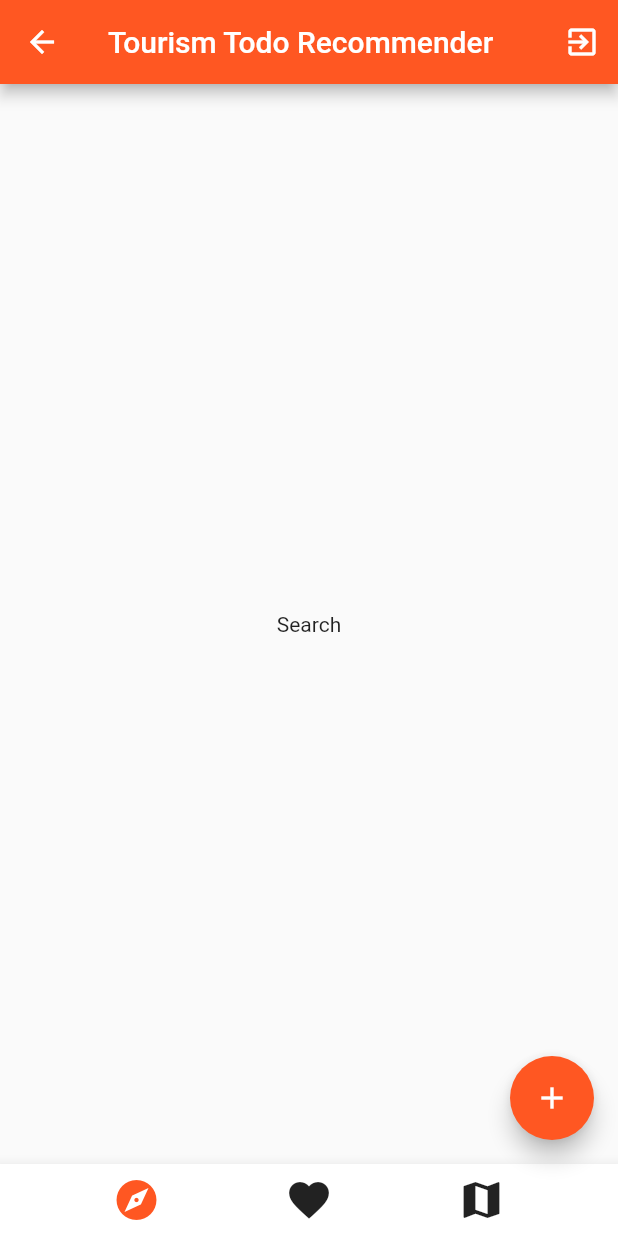
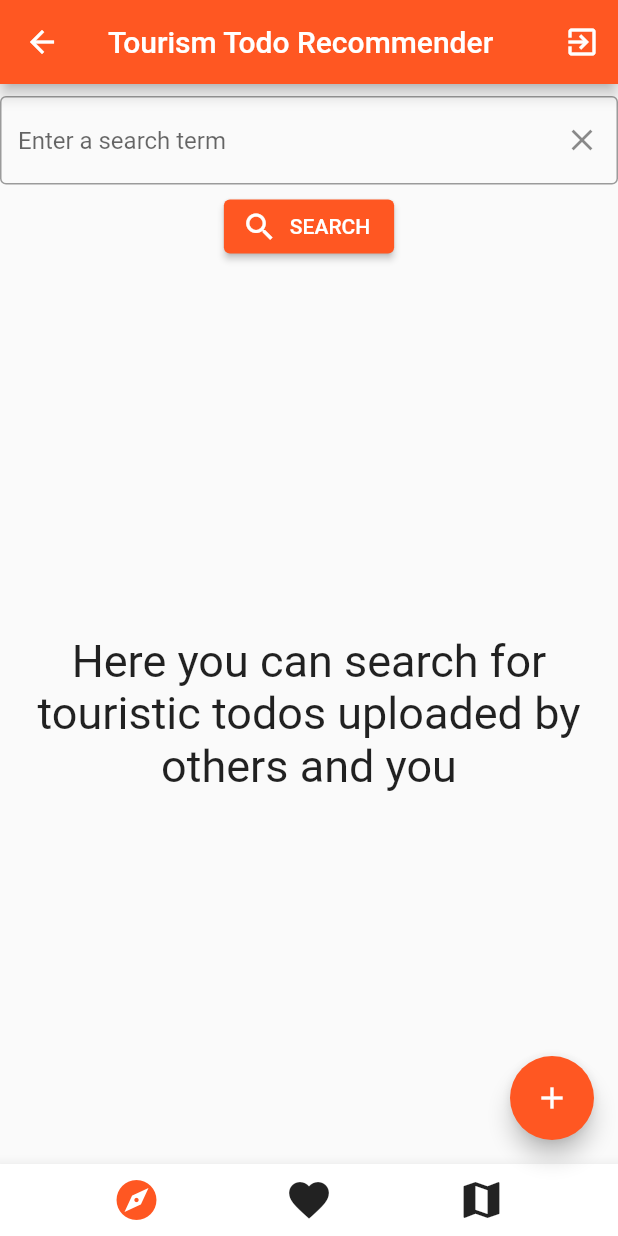
Before and after one commit to whattila/tourism_todo_recommender, a Flutter app: the HomeView screen opened directly, on a phone screen of 412 x 824 dp. Run offline on Flutter 3.47's test engine with Material 2 defaults, Android fonts, the phone set to English and light mode, and no system bars; our stand-ins replace bloc, cloud_firestore, equatable, firebase_auth, firebase_core, flutter_bloc and 1 more; missing offline and left inert: flow_builder; accounts and stored records are empty.

Commit message:
Made the UI for search

```diff
--- /dev/null
+++ b/lib/bloc/search/search_bloc.dart
@@ -0,0 +1,44 @@
+import 'package:bloc/bloc.dart';
+import 'package:tourism_todo_recommender/bloc/search/search_event.dart';
+import 'package:tourism_todo_recommender/bloc/search/search_state.dart';
+import '../../repository/tourism_repository.dart';
+
+class SearchBloc extends Bloc<SearchEvent, SearchState> {
+  SearchBloc({required TourismRepository tourismRepository,})
+      : _tourismRepository = tourismRepository,
+        super(SearchStateEmpty()) {
+    on<SearchLaunched>(_onSearchLaunched);
+    on<SearchFieldCleared>(_onSearchFieldCleared);
+  }
+
+  final TourismRepository _tourismRepository;
+
+  void _onSearchFieldCleared(
+      SearchFieldCleared event,
+      Emitter<SearchState> emit,
+      ) {
+    emit(SearchStateEmpty());
+  }
+
+  void _onSearchLaunched(
+      SearchLaunched event,
+      Emitter<SearchState> emit,
+      ) async {
+    // ez csak ideiglenes természetesen...
+    emit(SearchStateSuccess([]));
+    /*final searchTerm = event.text;
+
+    if (searchTerm.isEmpty) return emit(SearchStateEmpty());
+
+    emit(SearchStateLoading());
+
+    try {
+      final results = await _tourismRepository.search(searchTerm);
+      emit(SearchStateSuccess(results.items));
+    } catch (error) {
+      emit(error is SearchResultError
+          ? SearchStateError(error.message)
+          : SearchStateError('something went wrong'));
+    }*/
+  }
+}
--- /dev/null
+++ b/lib/bloc/search/search_event.dart
@@ -0,0 +1,27 @@
+import 'package:equatable/equatable.dart';
+
+abstract class SearchEvent extends Equatable {
+  const SearchEvent();
+}
+
+class SearchLaunched extends SearchEvent {
+  const SearchLaunched({required this.text});
+
+  final String text;
+
+  @override
+  List<Object> get props => [text];
+
+  @override
+  String toString() => 'SearchLaunched { text: $text }';
+}
+
+class SearchFieldCleared extends SearchEvent {
+  const SearchFieldCleared();
+
+  @override
+  String toString() => 'SearchFieldCleared';
+
+  @override
+  List<Object> get props => [];
+}
--- /dev/null
+++ b/lib/bloc/search/search_state.dart
@@ -0,0 +1,36 @@
+import 'package:equatable/equatable.dart';
+
+import '../../data/todo.dart';
+
+abstract class SearchState extends Equatable {
+  const SearchState();
+
+  @override
+  List<Object> get props => [];
+}
+
+class SearchStateEmpty extends SearchState {}
+
+class SearchStateLoading extends SearchState {}
+
+class SearchStateSuccess extends SearchState {
+  const SearchStateSuccess(this.items);
+
+  // ez itt biztos Todo lesz?
+  final List<Todo> items;
+
+  @override
+  List<Object> get props => [items];
+
+  @override
+  String toString() => 'SearchStateSuccess { items: ${items.length} }';
+}
+
+class SearchStateError extends SearchState {
+  const SearchStateError(this.error);
+
+  final String error;
+
+  @override
+  List<Object> get props => [error];
+}
--- a/lib/widget/home/home_page.dart
+++ b/lib/widget/home/home_page.dart
@@ -1,13 +1,13 @@
 import 'package:flutter/material.dart';
 import 'package:flutter_bloc/flutter_bloc.dart';
 import 'package:tourism_todo_recommender/widget/saved_page.dart';
-import 'package:tourism_todo_recommender/widget/search_page.dart';
 import 'package:tourism_todo_recommender/widget/upload/upload_page.dart';
 import '../../bloc/authentication/authentication_bloc.dart';
 import '../../bloc/authentication/authentication_event.dart';
 import '../../bloc/home/home_cubit.dart';
 import '../../bloc/home/home_state.dart';
 import '../map_page.dart';
+import '../search/search_page.dart';
 
 class HomePage extends StatelessWidget {
   const HomePage({Key? key}) : super(key: key);
--- /dev/null
+++ b/lib/widget/search/search_page.dart
@@ -0,0 +1,163 @@
+import 'package:flutter/material.dart';
+import 'package:flutter_bloc/flutter_bloc.dart';
+import '../../bloc/search/search_bloc.dart';
+import '../../bloc/search/search_event.dart';
+import '../../bloc/search/search_state.dart';
+import '../../data/todo.dart';
+import '../../repository/tourism_repository.dart';
+
+class SearchPage extends StatelessWidget {
+  const SearchPage({Key? key}) : super(key: key);
+
+  @override
+  Widget build(BuildContext context) {
+    return BlocProvider(
+      create: (context) => SearchBloc(tourismRepository: context.read<TourismRepository>()),
+      child: Column(
+        children: <Widget>[
+          _Searcher(),
+          _SearchBody(),
+        ],
+      ),
+    );
+  }
+}
+
+class _Searcher extends StatefulWidget {
+  @override
+  State<_Searcher> createState() => _SearcherState();
+}
+
+class _SearcherState extends State<_Searcher> {
+  final _textController = TextEditingController();
+  late SearchBloc _searchBloc;
+
+  @override
+  void initState() {
+    super.initState();
+    _searchBloc = context.read<SearchBloc>();
+  }
+
+  @override
+  void dispose() {
+    _textController.dispose();
+    super.dispose();
+  }
+
+  @override
+  Widget build(BuildContext context) {
+    return Column(
+        children: [
+          const SizedBox(height: 8),
+          TextField (
+            controller: _textController,
+            autocorrect: false,
+            decoration: InputDecoration(
+              suffixIcon: GestureDetector(
+                onTap: _onClearTapped,
+                child: const Icon(Icons.clear),
+              ),
+              border: const OutlineInputBorder(),
+              hintText: 'Enter a search term',
+            ),
+          ),
+          const SizedBox(height: 4),
+          ElevatedButton.icon(
+            onPressed: () {
+              final value = _textController.value.text;
+              _searchBloc.add(SearchLaunched(text: value));
+              ScaffoldMessenger.of(context).showSnackBar(
+                SnackBar(
+                  content: Text(_textController.value.text),
+                ),
+              );
+            },
+            icon: const Icon(Icons.search),
+            label: const Text("SEARCH"),
+          ),
+        ]
+    );
+  }
+
+  void _onClearTapped() {
+    _textController.text = '';
+    _searchBloc.add(const SearchFieldCleared());
+  }
+}
+
+class _SearchBody extends StatelessWidget {
+  @override
+  Widget build(BuildContext context) {
+    return BlocBuilder<SearchBloc, SearchState>(
+      builder: (context, state) {
+        if (state is SearchStateLoading) {
+          return const CircularProgressIndicator();
+        }
+        if (state is SearchStateError) {
+          return Text(state.error);
+        }
+        if (state is SearchStateSuccess) {
+          return state.items.isEmpty
+              ? const Expanded( // add this
+                  child: Align(
+                    alignment: Alignment.center,
+                    child: Text(
+                      'No results',
+                      textAlign: TextAlign.center,
+                      style: TextStyle(fontSize: 20),
+                    )
+                  ),
+                )
+              : Expanded(child: _SearchResults(items: state.items));
+        }
+        return const Expanded( // add this
+          child: Align(
+              alignment: Alignment.center,
+              child: Text(
+                  'Here you can search for touristic todos uploaded by others and you',
+                  textAlign: TextAlign.center,
+                  style: TextStyle(fontSize: 30),
+              )
+          ),
+        );
+      },
+    );
+  }
+}
+
+class _SearchResults extends StatelessWidget {
+  const _SearchResults({Key? key, required this.items}) : super(key: key);
+
+  final List<Todo> items;
+
+  @override
+  Widget build(BuildContext context) {
+    return ListView.builder(
+      itemCount: items.length,
+      itemBuilder: (BuildContext context, int index) {
+        return _SearchResultItem(item: items[index]);
+      },
+    );
+  }
+}
+
+class _SearchResultItem extends StatelessWidget {
+  const _SearchResultItem({Key? key, required this.item}) : super(key: key);
+
+  final Todo item;
+
+  @override
+  Widget build(BuildContext context) {
+    return ListTile(
+      /*leading: CircleAvatar(
+        child: Image.network(item.owner.avatarUrl),
+      ),*/
+      title: Text(item.shortDescription),
+      /*onTap: () async {
+        if (await canLaunch(item.htmlUrl)) {
+          await launch(item.htmlUrl);
+        }
+      },*/
+    );
+  }
+}
--- a/lib/widget/search_page.dart
+++ /dev/null
@@ -1,15 +0,0 @@
-import 'package:flutter/material.dart';
-
-class SearchPage extends StatelessWidget{
-  const SearchPage({Key? key}) : super(key: key);
-
-  @override
-  Widget build(BuildContext context) {
-    // TODO: az ugye nem baj, hogy itt az alap widgeteket használja?
-    return const Scaffold(
-      body: Center(
-        child: Text('Search'),
-      ),
-    );
-  }
-}
```
Also changed, not shown: lib/bloc/upload/upload_bloc.dart (+3 -11 lines).
